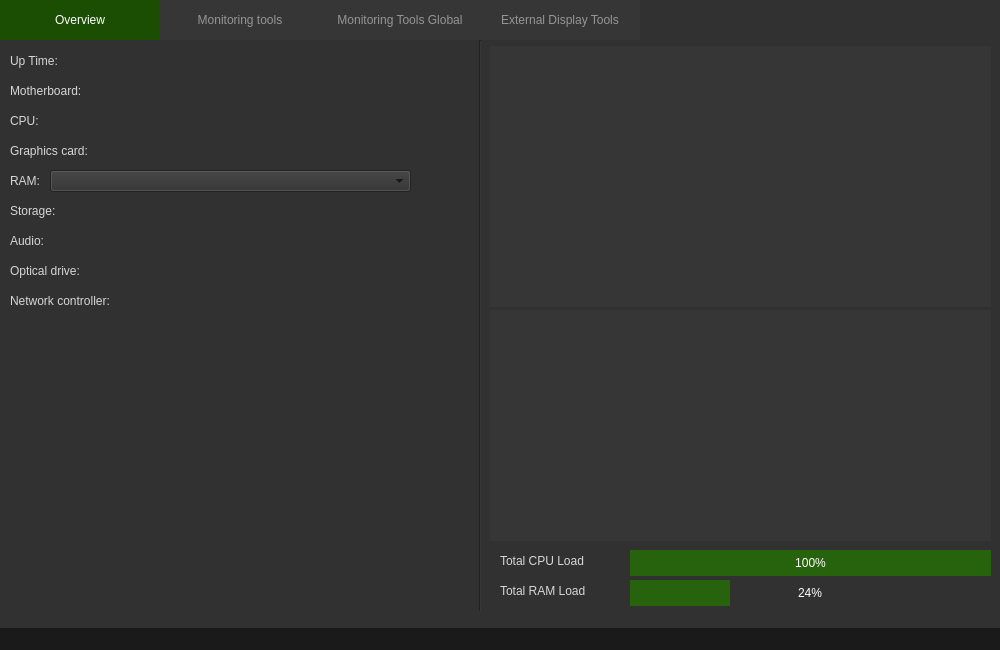
Aidan2803/System-Monitor, file mainwindow.ui: the form before one commit.
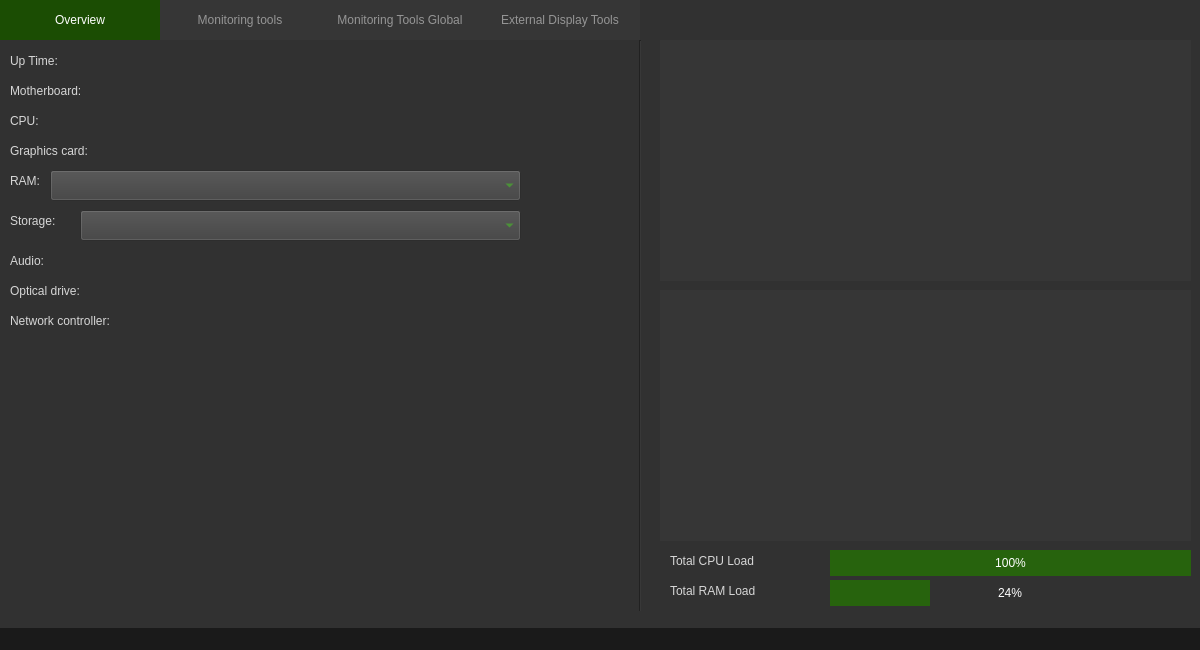
The form after the commit. Icons and pictures are not drawn.

Commit message: mainwindow shows ram info

```diff
--- a/mainwindow.ui
+++ b/mainwindow.ui
@@ -6,7 +6,7 @@
    <rect>
     <x>0</x>
     <y>0</y>
-    <width>1000</width>
+    <width>1200</width>
     <height>650</height>
    </rect>
   </property>
@@ -18,13 +18,13 @@
   </property>
   <property name="minimumSize">
    <size>
-    <width>1000</width>
+    <width>1200</width>
     <height>650</height>
    </size>
   </property>
   <property name="maximumSize">
    <size>
-    <width>1000</width>
+    <width>1200</width>
     <height>650</height>
    </size>
   </property>
@@ -50,7 +50,7 @@
      <rect>
       <x>0</x>
       <y>0</y>
-      <width>1001</width>
+      <width>1201</width>
       <height>611</height>
      </rect>
     </property>
@@ -102,7 +102,7 @@
      <widget class="Line" name="line">
       <property name="geometry">
        <rect>
-        <x>470</x>
+        <x>630</x>
         <y>0</y>
         <width>21</width>
         <height>601</height>
@@ -134,7 +134,7 @@
        <rect>
         <x>10</x>
         <y>40</y>
-        <width>101</width>
+        <width>521</width>
         <height>21</height>
        </rect>
       </property>
@@ -151,7 +151,7 @@
        <rect>
         <x>10</x>
         <y>70</y>
-        <width>461</width>
+        <width>521</width>
         <height>21</height>
        </rect>
       </property>
@@ -168,7 +168,7 @@
        <rect>
         <x>10</x>
         <y>100</y>
-        <width>451</width>
+        <width>521</width>
         <height>21</height>
        </rect>
       </property>
@@ -201,7 +201,7 @@
       <property name="geometry">
        <rect>
         <x>10</x>
-        <y>160</y>
+        <y>170</y>
         <width>71</width>
         <height>21</height>
        </rect>
@@ -218,7 +218,7 @@
       <property name="geometry">
        <rect>
         <x>10</x>
-        <y>190</y>
+        <y>210</y>
         <width>71</width>
         <height>21</height>
        </rect>
@@ -235,7 +235,7 @@
       <property name="geometry">
        <rect>
         <x>10</x>
-        <y>220</y>
+        <y>240</y>
         <width>111</width>
         <height>21</height>
        </rect>
@@ -252,7 +252,7 @@
       <property name="geometry">
        <rect>
         <x>10</x>
-        <y>250</y>
+        <y>270</y>
         <width>151</width>
         <height>21</height>
        </rect>
@@ -265,44 +265,10 @@
        <string>Network controller:</string>
       </property>
      </widget>
-     <widget class="QListWidget" name="processList">
-      <property name="geometry">
-       <rect>
-        <x>490</x>
-        <y>270</y>
-        <width>501</width>
-        <height>231</height>
-       </rect>
-      </property>
-      <property name="styleSheet">
-       <string notr="true">font: 12pt &quot;ГОСТ тип А&quot;;
-color: rgb(214, 214, 214);
-background-color: rgb(54, 54, 54);
-border-color: rgb(255, 255, 255);
-border: none;</string>
-      </property>
-     </widget>
-     <widget class="QListWidget" name="processList_2">
-      <property name="geometry">
-       <rect>
-        <x>490</x>
-        <y>6</y>
-        <width>501</width>
-        <height>261</height>
-       </rect>
-      </property>
-      <property name="styleSheet">
-       <string notr="true">font: 12pt &quot;ГОСТ тип А&quot;;
-color: rgb(214, 214, 214);
-background-color: rgb(54, 54, 54);
-border-color: rgb(255, 255, 255);
-border: none;</string>
-      </property>
-     </widget>
      <widget class="QLabel" name="label_10">
       <property name="geometry">
        <rect>
-        <x>500</x>
+        <x>670</x>
         <y>510</y>
         <width>151</width>
         <height>21</height>
@@ -319,7 +285,7 @@
      <widget class="QLabel" name="label_11">
       <property name="geometry">
        <rect>
-        <x>500</x>
+        <x>670</x>
         <y>540</y>
         <width>151</width>
         <height>21</height>
@@ -333,10 +299,106 @@
        <string>Total RAM Load</string>
       </property>
      </widget>
+     <widget class="QProgressBar" name="ramProgressBar">
+      <property name="geometry">
+       <rect>
+        <x>830</x>
+        <y>540</y>
+        <width>361</width>
+        <height>26</height>
+       </rect>
+      </property>
+      <property name="styleSheet">
+       <string notr="true">QProgressBar {
+   
+	color: rgb(255, 255, 255);
+	font: 75 11pt &quot;Consolas&quot;;
+	border-color: rgb(59, 59, 59);
+    border-radius: 5px;
+}
+
+QProgressBar::chunk {
+    background-color: rgb(39, 99, 13);
+    width: 20px;
+}</string>
+      </property>
+      <property name="value">
+       <number>24</number>
+      </property>
+      <property name="alignment">
+       <set>Qt::AlignCenter</set>
+      </property>
+     </widget>
+     <widget class="QComboBox" name="ramInfoComboBox">
+      <property name="geometry">
+       <rect>
+        <x>50</x>
+        <y>130</y>
+        <width>471</width>
+        <height>31</height>
+       </rect>
+      </property>
+      <property name="styleSheet">
+       <string notr="true">QComboBox {
+	color: rgb(72, 184, 41);
+	font: 14pt &quot;ГОСТ тип А&quot;;
+	background-color: rgb(63, 63, 63);
+	selection-background-color: rgb(63, 63, 63);
+}
+
+QComboBox:disabled{	
+	background-color: rgb(120,120, 120);
+	font: 14pt &quot;ГОСТ тип А&quot;;
+	color:rgb(50, 163, 69);
+	border:none;
+}
+
+QComboBox QAbstractItemView
+{
+selection-background-color: green;
+color: rgb(72, 184, 41);
+font: 14pt;
+}</string>
+      </property>
+     </widget>
+     <widget class="QListWidget" name="processList_2">
+      <property name="geometry">
+       <rect>
+        <x>660</x>
+        <y>0</y>
+        <width>531</width>
+        <height>241</height>
+       </rect>
+      </property>
+      <property name="styleSheet">
+       <string notr="true">font: 12pt &quot;ГОСТ тип А&quot;;
+color: rgb(214, 214, 214);
+background-color: rgb(54, 54, 54);
+border-color: rgb(255, 255, 255);
+border: none;</string>
+      </property>
+     </widget>
+     <widget class="QListWidget" name="processList">
+      <property name="geometry">
+       <rect>
+        <x>660</x>
+        <y>250</y>
+        <width>531</width>
+        <height>251</height>
+       </rect>
+      </property>
+      <property name="styleSheet">
+       <string notr="true">font: 12pt &quot;ГОСТ тип А&quot;;
+color: rgb(214, 214, 214);
+background-color: rgb(54, 54, 54);
+border-color: rgb(255, 255, 255);
+border: none;</string>
+      </property>
+     </widget>
      <widget class="QProgressBar" name="cpuProgressBar">
       <property name="geometry">
        <rect>
-        <x>630</x>
+        <x>830</x>
         <y>510</y>
         <width>361</width>
         <height>26</height>
@@ -366,45 +428,37 @@
        <enum>QProgressBar::TopToBottom</enum>
       </property>
      </widget>
-     <widget class="QProgressBar" name="ramProgressBar">
-      <property name="geometry">
-       <rect>
-        <x>630</x>
-        <y>540</y>
-        <width>361</width>
-        <height>26</height>
-       </rect>
-      </property>
-      <property name="styleSheet">
-       <string notr="true">QProgressBar {
-   
-	color: rgb(255, 255, 255);
-	font: 75 11pt &quot;Consolas&quot;;
-	border-color: rgb(59, 59, 59);
-    border-radius: 5px;
-}
-
-QProgressBar::chunk {
-    background-color: rgb(39, 99, 13);
-    width: 20px;
-}</string>
-      </property>
-      <property name="value">
-       <number>24</number>
-      </property>
-      <property name="alignment">
-       <set>Qt::AlignCenter</set>
-      </property>
-     </widget>
      <widget class="QComboBox" name="comboBox">
       <property name="geometry">
        <rect>
-        <x>50</x>
-        <y>130</y>
-        <width>361</width>
-        <height>22</height>
+        <x>80</x>
+        <y>170</y>
+        <width>441</width>
+        <height>31</height>
        </rect>
       </property>
+      <property name="styleSheet">
+       <string notr="true">QComboBox {
+	color: rgb(72, 184, 41);
+	font: 14pt &quot;ГОСТ тип А&quot;;
+	background-color: rgb(63, 63, 63);
+	selection-background-color: rgb(63, 63, 63);
+}
+
+QComboBox:disabled{	
+	background-color: rgb(120,120, 120);
+	font: 14pt &quot;ГОСТ тип А&quot;;
+	color:rgb(50, 163, 69);
+	border:none;
+}
+
+QComboBox QAbstractItemView
+{
+selection-background-color: green;
+color: rgb(72, 184, 41);
+font: 14pt;
+}</string>
+      </property>
      </widget>
     </widget>
     <widget class="QWidget" name="monitoringTools">
```
Left out of the diff: 2 changed lines with no effect on the pictures. The commit also changes 4 other files.
